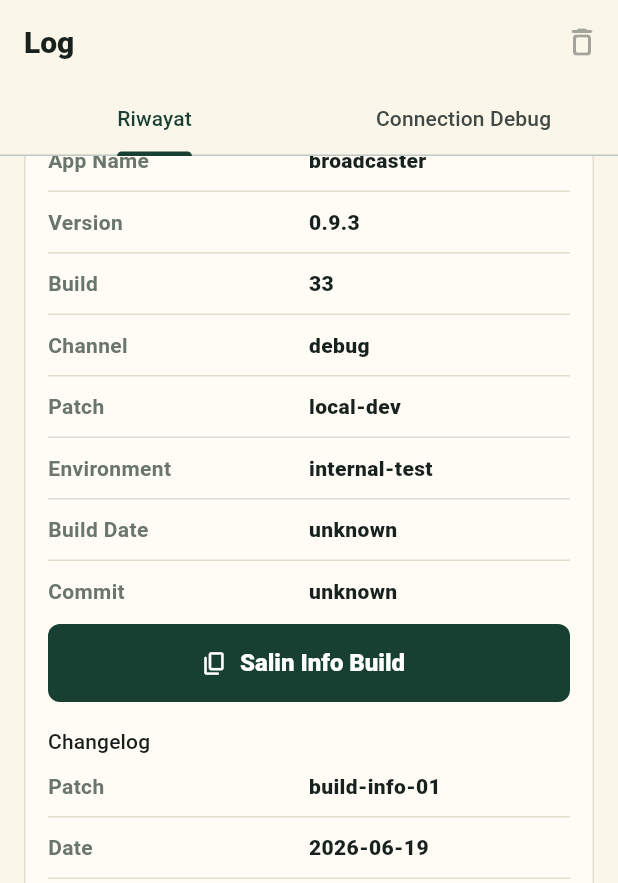
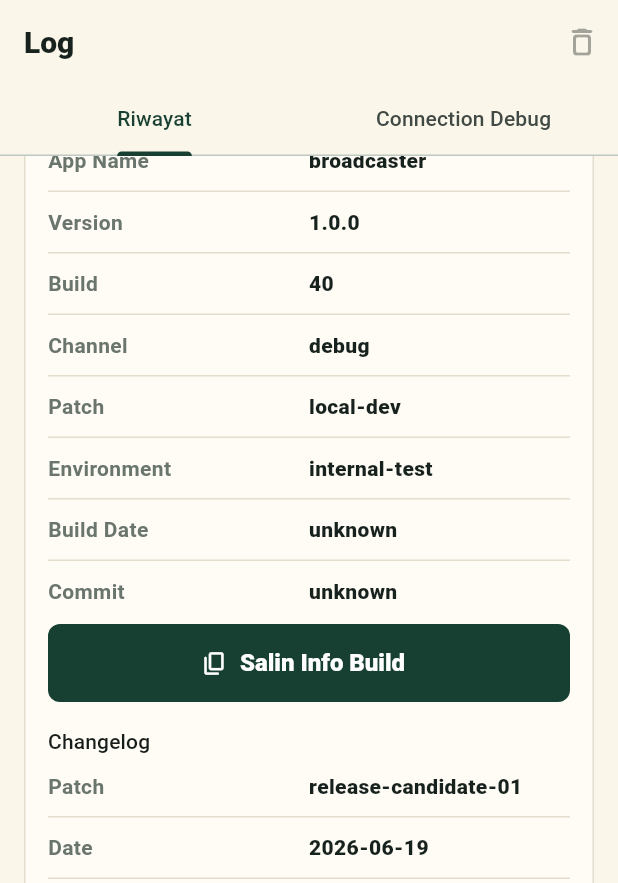
Before and after one commit to AarsyDesign/radio-taqriibussunnah-broadcaster, a Flutter app: the screen it shows after launch, item 3 of the bottom bar chosen, scrolled down 269 dp, on a phone screen of 412 x 824 dp. Shown: the top 883 px of the screen. Run offline on Flutter 3.47's test engine with Material 3 defaults, Android fonts, the phone set to English and light mode, and no system bars; our stand-ins replace connectivity_plus, flutter_secure_storage, package_info_plus, permission_handler, shared_preferences.

Commit message:
PATCH 6 release-candidate-01

```diff
--- a/lib/constants/app_changelog.dart
+++ b/lib/constants/app_changelog.dart
@@ -1,7 +1,7 @@
 const appChangelog = [
   {
-    'version': '0.8.4',
-    'patch': 'build-info-01',
+    'version': '1.0.0',
+    'patch': 'release-candidate-01',
     'date': '2026-06-19',
     'notes': [
       'Menambahkan informasi build di aplikasi',
--- a/pubspec.yaml
+++ b/pubspec.yaml
@@ -16,7 +16,7 @@ publish_to: 'none' # Remove this line if you wish to publish to pub.dev
 # https://developer.apple.com/library/archive/documentation/General/Reference/InfoPlistKeyReference/Articles/CoreFoundationKeys.html
 # In Windows, build-name is used as the major, minor, and patch parts
 # of the product and file versions while build-number is used as the build suffix.
-version: 0.9.3+33
+version: 1.0.0+40
 
 environment:
   sdk: ^3.12.2
```
Also changed, not shown: lib/models/release_checklist.dart (added, +16 -0 lines), 2 other files.
